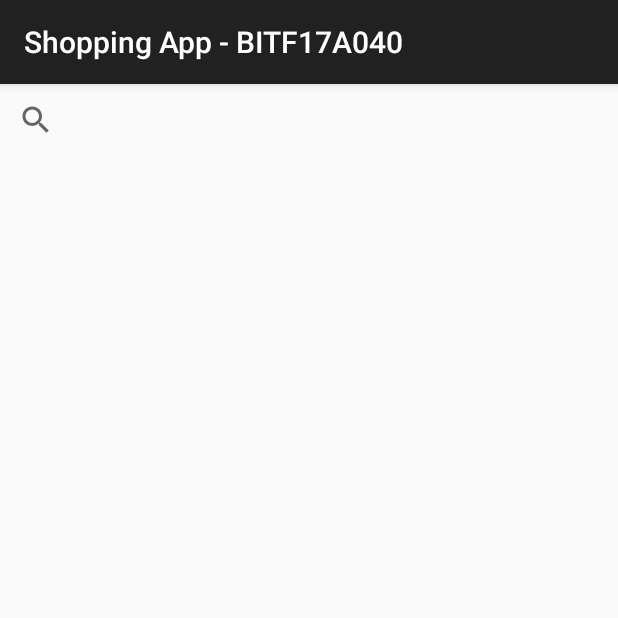
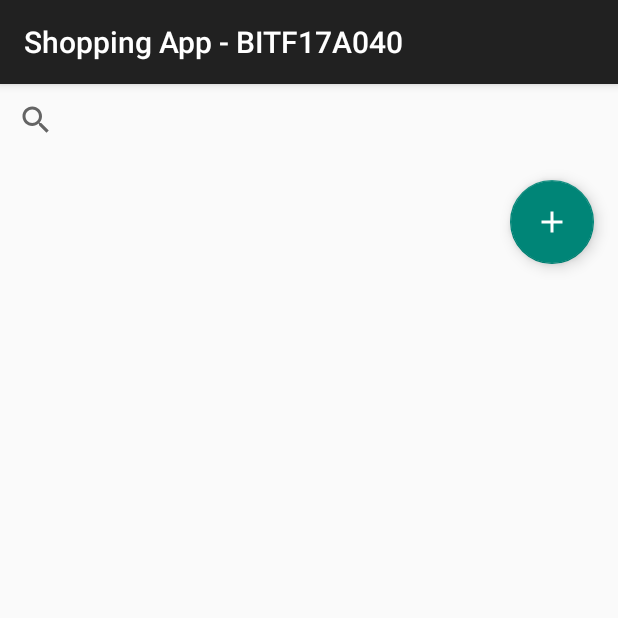
Before and after one commit to sohaibsalman/shopping-app, an Android app: the ListScreenActivity screen opened directly, with no data from a screen before it, on a phone screen of 412 x 824 dp, the top half of it. Run offline under Robolectric (Android 15) with nearby library versions, the phone set to English and light mode, and no system bars.

Commit message:
Add floating button on ListScreenActivity

```diff
--- a/app/build.gradle
+++ b/app/build.gradle
@@ -26,6 +26,7 @@
     implementation fileTree(dir: "libs", include: ["*.jar"])
     implementation 'androidx.appcompat:appcompat:1.2.0'
     implementation 'androidx.constraintlayout:constraintlayout:2.0.1'
+    implementation 'com.google.android.material:material:1.0.0'
     testImplementation 'junit:junit:4.12'
     androidTestImplementation 'androidx.test.ext:junit:1.1.2'
     androidTestImplementation 'androidx.test.espresso:espresso-core:3.3.0'
--- /dev/null
+++ b/app/src/main/res/drawable/ic_baseline_add_24.xml
@@ -0,0 +1,5 @@
+<vector android:height="24dp" android:tint="#FFFFFF"
+    android:viewportHeight="24" android:viewportWidth="24"
+    android:width="24dp" xmlns:android="http://schemas.android.com/apk/res/android">
+    <path android:fillColor="@android:color/white" android:pathData="M19,13h-6v6h-2v-6H5v-2h6V5h2v6h6v2z"/>
+</vector>
--- a/app/src/main/res/layout/activity_list_screen.xml
+++ b/app/src/main/res/layout/activity_list_screen.xml
@@ -19,4 +19,13 @@
         android:layout_height="wrap_content"
         android:layout_gravity="center_horizontal" />
 
+    <com.google.android.material.floatingactionbutton.FloatingActionButton
+        android:id="@+id/btnFloatOrder"
+        android:layout_width="wrap_content"
+        android:layout_height="wrap_content"
+        android:layout_gravity="end|bottom"
+        android:src="@drawable/ic_baseline_add_24"
+        android:contentDescription="Add"
+        android:layout_margin="16dp" />
+
 </LinearLayout>
```
